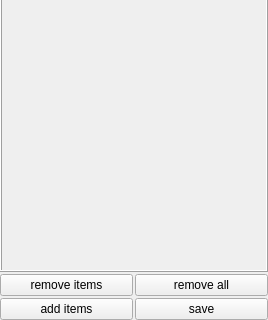
This is annot/gui/sidebar/AtAnnotationWidget.ui in manerotoni/afw as Qt 5 draws it before an edit; both pictures show x 0 to 268 and y 355 to 675 of the 268 by 675 pixel window. The edited form follows.
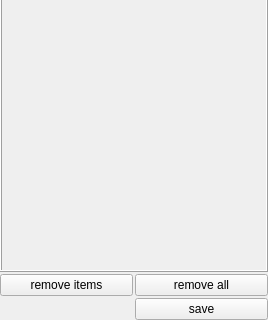
This is the edited form.

```diff
--- a/annot/gui/sidebar/AtAnnotationWidget.ui
+++ b/annot/gui/sidebar/AtAnnotationWidget.ui
@@ -74,13 +74,6 @@
      <property name="horizontalSpacing">
       <number>-1</number>
      </property>
-     <item row="1" column="0">
-      <widget class="QPushButton" name="addBtn">
-       <property name="text">
-        <string>add items</string>
-       </property>
-      </widget>
-     </item>
      <item row="1" column="1">
       <widget class="QPushButton" name="saveBtn">
        <property name="text">
```
